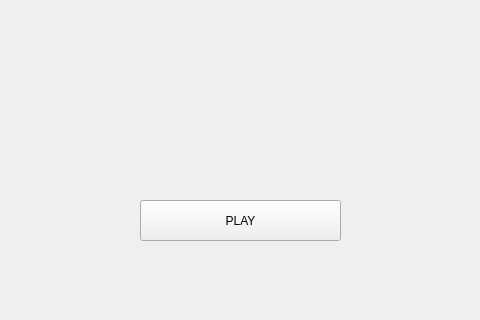
Old version of the form mainwindow.ui in the repository AnsonJIang-Pku/the-Big-QT-Program; both pictures show x 160 to 640 and y 280 to 600 of the 800 by 600 pixel window.
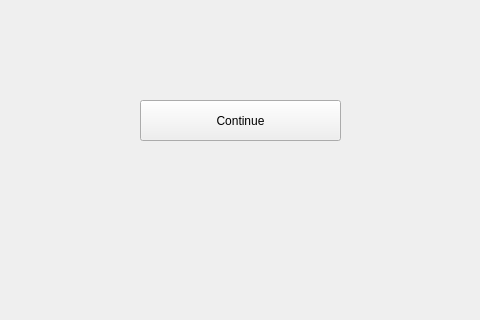
New version of the form.

```diff
--- a/mainwindow.ui
+++ b/mainwindow.ui
@@ -18,13 +18,13 @@
     <property name="geometry">
      <rect>
       <x>300</x>
-      <y>480</y>
+      <y>380</y>
       <width>201</width>
       <height>41</height>
      </rect>
     </property>
     <property name="text">
-     <string>PLAY</string>
+     <string>Continue</string>
     </property>
    </widget>
   </widget>
```
Left out of the diff: 2 changed lines with no effect on the pictures.
